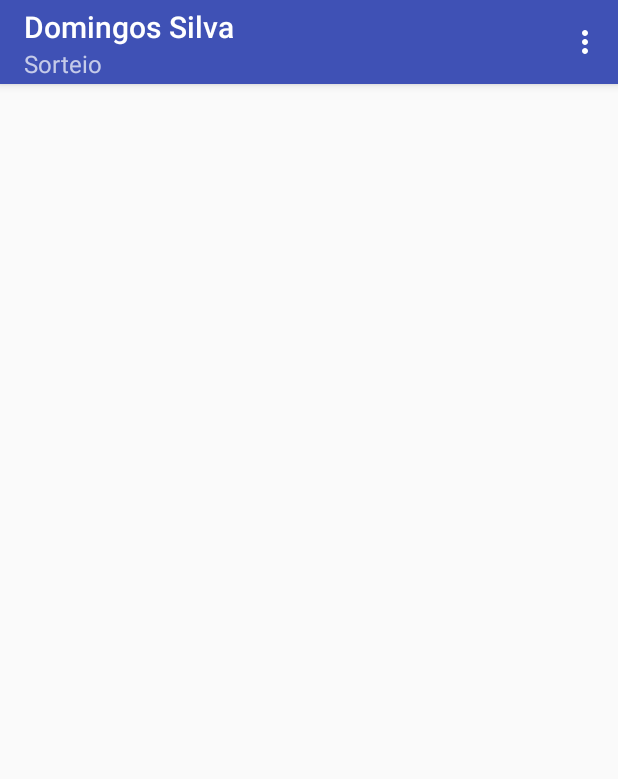
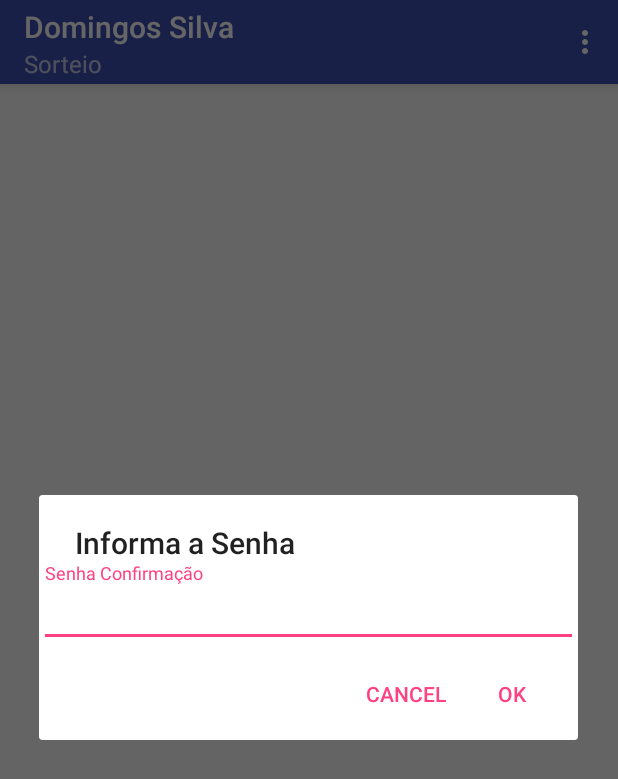
Before and after one commit to alkxyly/Sorteio2, an Android app: the screen it shows after launch once a user with an empty profile is signed in (SorteioActivity), in the options menu, after a tap on "Sortear", on a phone screen of 412 x 824 dp. Shown: the top 779 px of the screen. Run offline under Robolectric (Android 15) with nearby library versions, the phone set to English and light mode, and no system bars; our stand-ins replace Firebase (no records; nobody signed in at launch, a user with empty details on screens opened directly); libraries missing offline, so code that uses them is left out: com.github.javiersantos.materialstyleddialogs.

Commit message:
'confirmarsenha'

```diff
--- a/app/build.gradle
+++ b/app/build.gradle
@@ -8,7 +8,7 @@ android {
     compileSdkVersion 27
     defaultConfig {
         applicationId "alkxyly.com.br.sorteio"
-        minSdkVersion 21
+        minSdkVersion 16
         targetSdkVersion 27
         versionCode 1
         versionName "1.0"
--- /dev/null
+++ b/app/src/main/res/layout/confirmacao.xml
@@ -0,0 +1,23 @@
+<?xml version="1.0" encoding="utf-8"?>
+<LinearLayout
+    xmlns:android="http://schemas.android.com/apk/res/android" android:layout_width="match_parent"
+    android:layout_height="match_parent"
+
+    android:orientation="vertical"
+    >
+
+    <android.support.design.widget.TextInputLayout
+        android:layout_width="match_parent"
+        android:layout_height="wrap_content"
+        >
+
+        <android.support.design.widget.TextInputEditText
+            android:id="@+id/senha"
+            android:layout_width="match_parent"
+            android:layout_height="wrap_content"
+            android:password="true"
+            android:hint="Senha Confirmação"
+            />
+
+    </android.support.design.widget.TextInputLayout>
+</LinearLayout>
```
Also changed, not shown: app/src/main/java/alkxyly/com/br/sorteio/activity/SorteioActivity.kt (+117 -4 lines).
